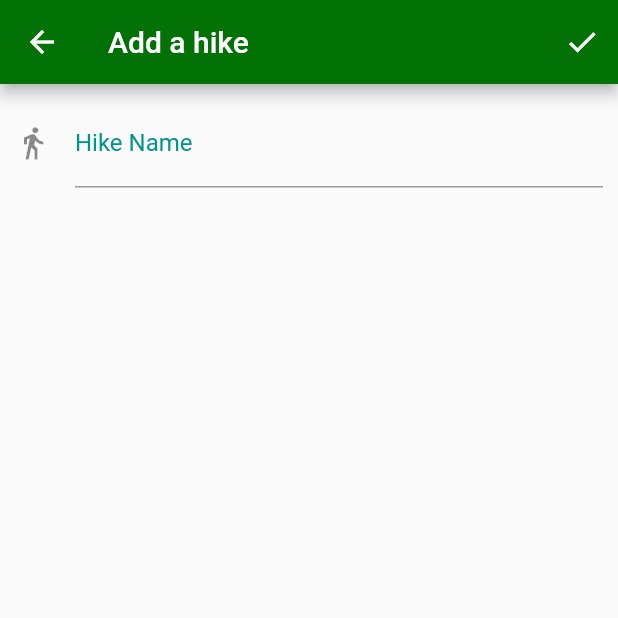
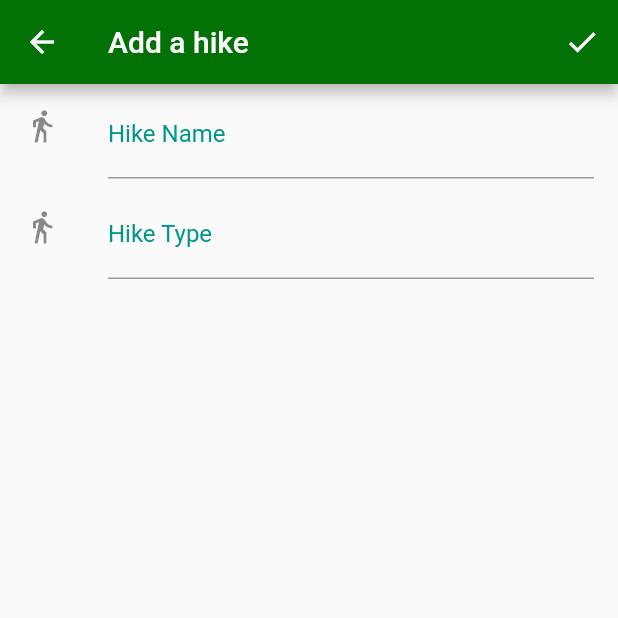
Before and after one commit to HikerMobileApp/HikerApp, a Flutter app: the screen it shows after launch, after a tap on the "add" icon, on a phone screen of 412 x 824 dp, the top half of it. Run offline on Flutter 3.47's test engine with Material 2 defaults, Android fonts, the phone set to English and light mode, and no system bars; our stand-ins replace cloud_firestore, material_design_icons_flutter; accounts and stored records are empty.

Commit message:
Textfields in AddHIkePage that will send the field data to the database.

```diff
--- a/lib/AddHikePage.dart
+++ b/lib/AddHikePage.dart
@@ -6,7 +6,8 @@ import 'package:cloud_firestore/cloud_firestore.dart';
 class AddHikePage extends MaterialPageRoute<Null>{
 
   AddHikePage(): super( builder: (BuildContext context){
-    final myController = TextEditingController();
+    final hikeName = TextEditingController();  // hike name
+    final hikeType = TextEditingController();  // hike type
 
     return new Scaffold(
       appBar: new AppBar(
@@ -15,28 +16,54 @@ class AddHikePage extends MaterialPageRoute<Null>{
         actions: <Widget>[
           new IconButton(icon: const Icon(Icons.check), onPressed: () {
 
-        if(myController.text != "")
+            if(hikeName.text != "" && hikeType.text != "")
             {
-          Firestore.instance.collection("Hiking").document().setData({'Title': myController.text, 'Type': 'Being HELLA Coool!!!!!!!'});
+              Firestore.instance.collection("Hiking").document().setData({'Title': hikeName.text, 'Type': hikeType.text});
               //print(myController.text);
               Navigator.pop(context);
             }
           })
         ],
       ),
-  body: new Container(
+    body: new Column(
+    children: <Widget>[
+      new ListTile(
+        leading: const Icon(Icons.directions_walk),
+        title: new TextField(
+          decoration: new InputDecoration(
+            labelText: 'Hike Name',
+            hintText: "Name your hike",
+          ),
+          controller: hikeName,
+        ),
+      ),
+      new ListTile(
+        leading: const Icon(Icons.directions_walk),
+        title: new TextField(
+          decoration: new InputDecoration(
+            labelText: 'Hike Type',
+            hintText: "Describe the hike",
+          ),
+          controller: hikeType,
+        ),
+      ),
+    ],
+  ),
+    );
+  });
+}
+
+
+
+
+/*new Container(
     padding: new EdgeInsets.all(10.0),
       child: TextField(
         decoration: InputDecoration(
           icon: Icon(Icons.directions_walk),
           labelText: 'Hike Name',
           hintText: 'Please enter a search term',
-
         ),
-          controller: myController,
+          controller: hikeName,
       ),
-  ),
-);
-  }
-  );
-}
+  ),*/
```
Lines whose indentation alone changed are shown as unchanged.
